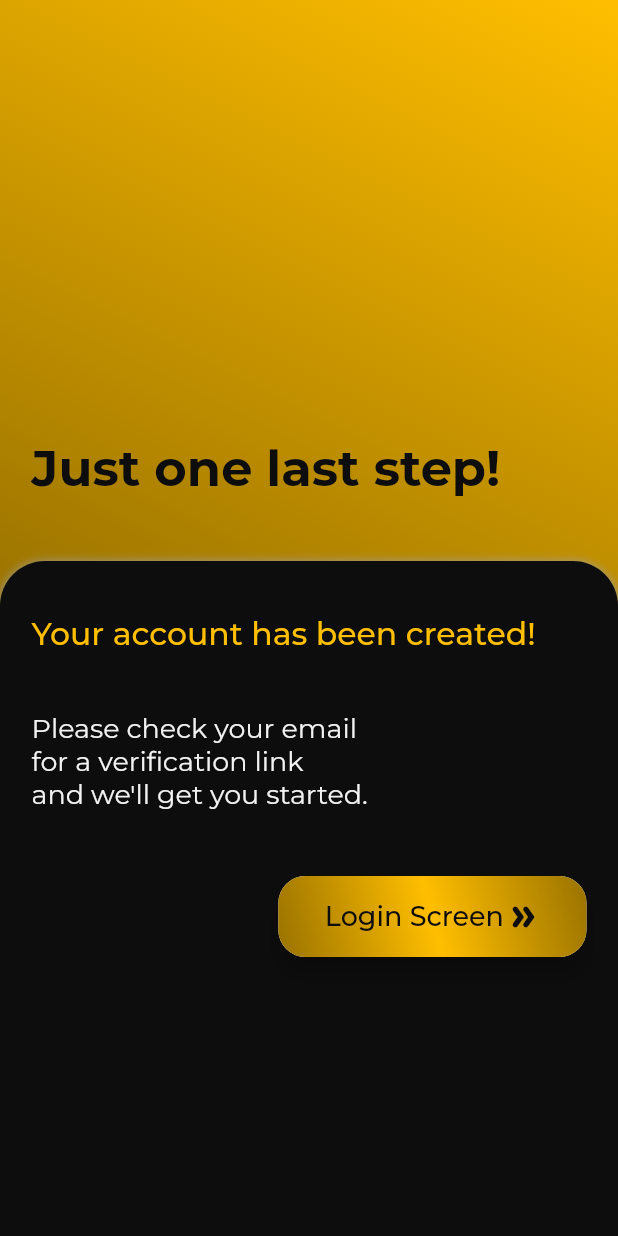
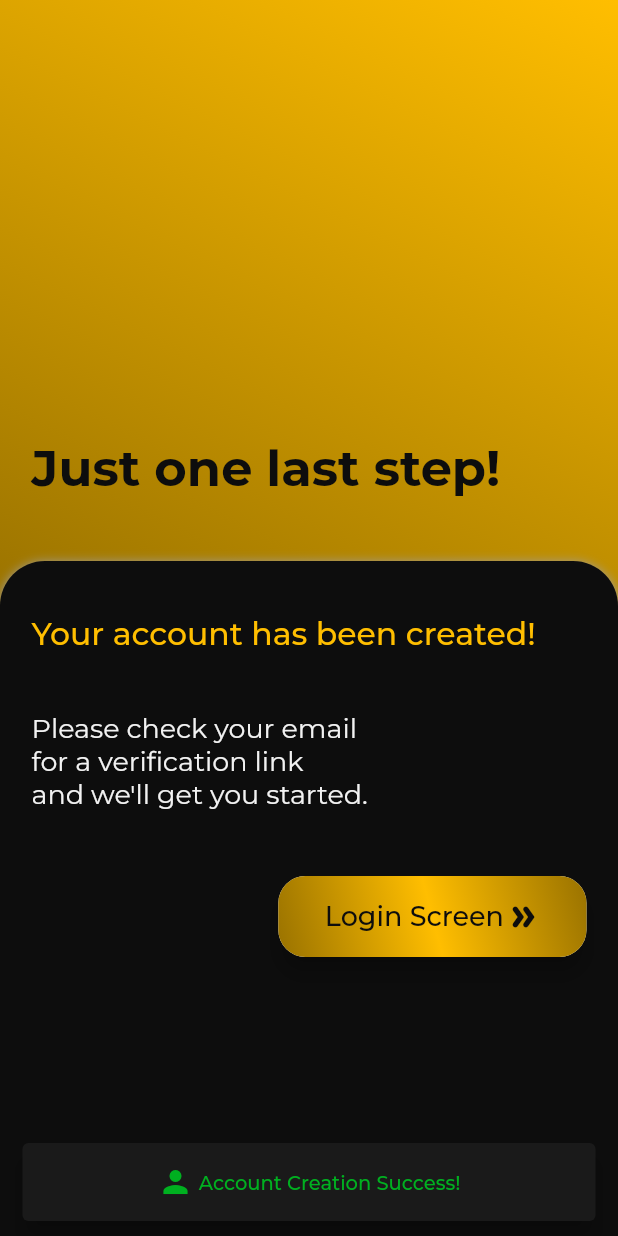
Before and after one commit to JerryHeHQ/Sertinary, a Flutter app: the RegisterVerifyScreen screen opened directly, on a phone screen of 412 x 824 dp. Run offline on Flutter 3.47's test engine with Material 2 defaults, Android fonts, the phone set to English and light mode, and no system bars; our stand-ins replace cloud_firestore, firebase_auth, firebase_core, google_fonts; missing offline and left inert: cloud_firestore_web, dart:ffi, firebase_analytics_web, firebase_auth_web, firebase_core_web; accounts and stored records are empty.

```diff
--- a/lib/user_authentication/registration/register_username_screen.dart
+++ b/lib/user_authentication/registration/register_username_screen.dart
@@ -207,7 +207,9 @@ class _RegisterUsernameScreenState extends State<RegisterUsernameScreen> {
                 ? () => Navigator.push(
                       context,
                       MaterialPageRoute(
-                        builder: (context) => const RegisterEmailScreen(),
+                        builder: (context) => RegisterEmailScreen(
+                          username: _usernameController.text,
+                        ),
                       ),
                     )
                 : null,
--- a/lib/user_authentication/registration/register_verify_screen.dart
+++ b/lib/user_authentication/registration/register_verify_screen.dart
@@ -18,6 +18,34 @@ class _RegisterVerifyScreenState extends State<RegisterVerifyScreen> {
 
   @override
   Widget build(BuildContext context) {
+    WidgetsBinding.instance.addPostFrameCallback(
+      (_) => ScaffoldMessenger.of(context).showSnackBar(
+        SnackBar(
+          backgroundColor: ColorConstants.mono10,
+          behavior: SnackBarBehavior.floating,
+          content: Row(
+            mainAxisAlignment: MainAxisAlignment.center,
+            children: [
+              Icon(
+                Icons.person,
+                color: ColorConstants.success,
+              ),
+              Text(
+                " Account Creation Success!",
+                style: GoogleFonts.montserrat(
+                  textStyle: TextStyle(
+                    fontSize: 13,
+                    color: ColorConstants.success,
+                    fontWeight: FontWeight.w500,
+                  ),
+                ),
+              ),
+            ],
+          ),
+        ),
+      ),
+    );
+
     //Title Message
     final titleMessage = Padding(
       padding: const EdgeInsets.fromLTRB(21, 0, 21, 0),
```
Also changed, not shown: lib/user_authentication/registration/register_email_screen.dart (+8 -3 lines), lib/user_authentication/registration/register_password_screen.dart (+75 -7 lines), lib/user_authentication/registration/user_template.dart (added, +26 -0 lines).
